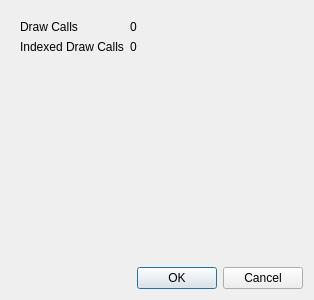
Qt form Samples/SampleMgr/Qt/SampleManager/cdebugdialog.ui (przemyslaw-szymanski/x-source-engine) before a commit.
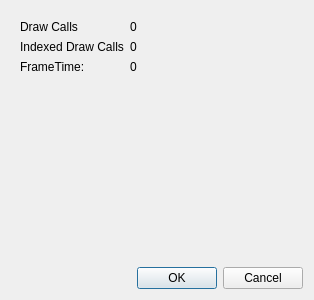
The same form after that commit.

```diff
--- a/Samples/SampleMgr/Qt/SampleManager/cdebugdialog.ui
+++ b/Samples/SampleMgr/Qt/SampleManager/cdebugdialog.ui
@@ -19,6 +19,9 @@
      <layout class="QHBoxLayout" name="horizontalLayout">
       <item>
        <layout class="QFormLayout" name="formLayout">
+        <property name="fieldGrowthPolicy">
+         <enum>QFormLayout::AllNonFixedFieldsGrow</enum>
+        </property>
         <item row="0" column="0">
          <widget class="QLabel" name="label">
           <property name="minimumSize">
@@ -59,6 +62,20 @@
           </property>
          </widget>
         </item>
+        <item row="2" column="0">
+         <widget class="QLabel" name="label_3">
+          <property name="text">
+           <string>FrameTime:</string>
+          </property>
+         </widget>
+        </item>
+        <item row="2" column="1">
+         <widget class="QLabel" name="FrameTimeLabel">
+          <property name="text">
+           <string>0</string>
+          </property>
+         </widget>
+        </item>
        </layout>
       </item>
      </layout>
```
